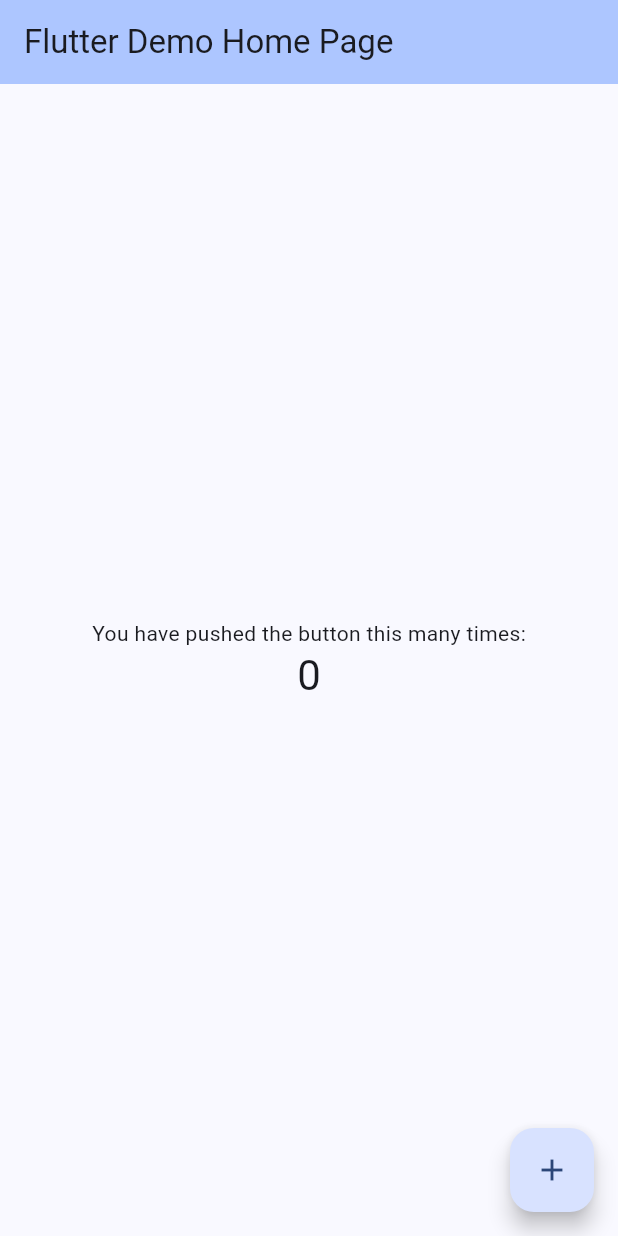
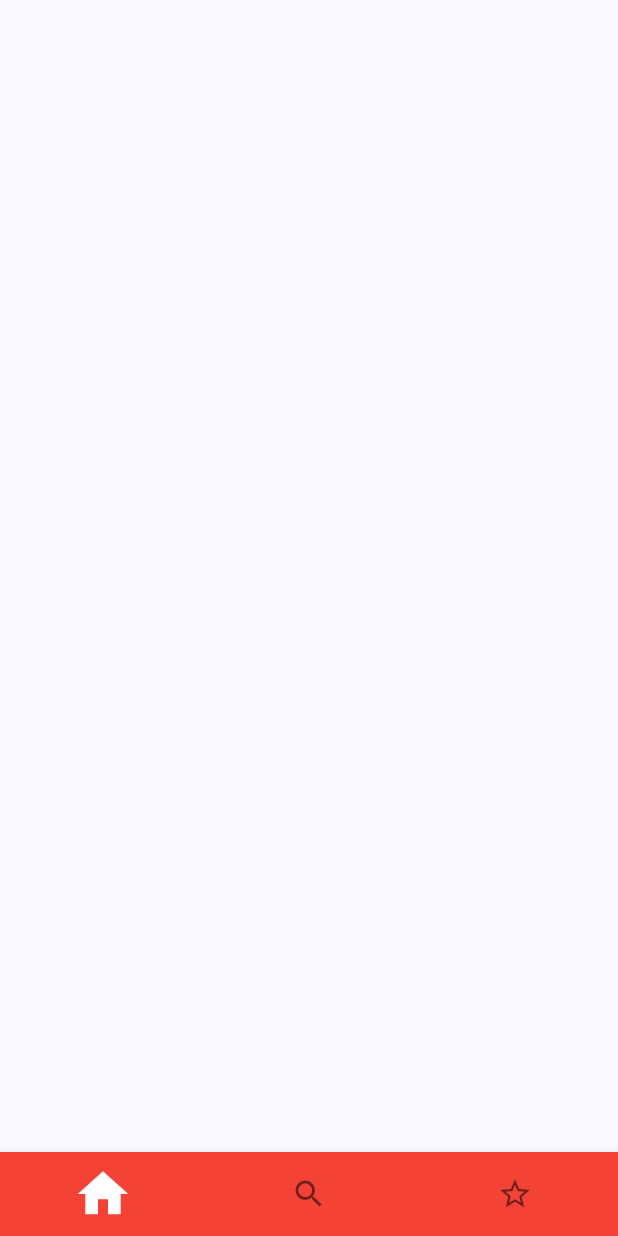
Before and after one commit to Julien-degardin/cours-flutter-4dig1, a Flutter app: the screen it shows after launch, on a phone screen of 412 x 824 dp. Run offline on Flutter 3.47's test engine with Material 2 defaults, Android fonts, the phone set to English and light mode, and no system bars.

Commit message:
Home page clean, affichage de la liste sur ListScreen, Navbar reutilisable

```diff
--- a/lib/main.dart
+++ b/lib/main.dart
@@ -1,3 +1,4 @@
+import 'package:cours_flutter/ui/screens/HomeScreen.dart';
 import 'package:flutter/material.dart';
 
 void main() {
@@ -30,97 +31,10 @@ class MyApp extends StatelessWidget {
         // tested with just a hot reload.
         colorScheme: ColorScheme.fromSeed(seedColor: Colors.blueAccent),
         useMaterial3: true,
+        splashColor: Colors.transparent
       ),
       debugShowCheckedModeBanner: false,
-      home: const MyHomePage(title: 'Flutter Demo Home Page'),
+      home: HomeScreen(),
     );
   }
 }
-
-class MyHomePage extends StatefulWidget {
-  const MyHomePage({super.key, required this.title});
-
-  // This widget is the home page of your application. It is stateful, meaning
-  // that it has a State object (defined below) that contains fields that affect
-  // how it looks.
-
-  // This class is the configuration for the state. It holds the values (in this
-  // case the title) provided by the parent (in this case the App widget) and
-  // used by the build method of the State. Fields in a Widget subclass are
-  // always marked "final".
-
-  final String title;
-
-  @override
-  State<MyHomePage> createState() => _MyHomePageState();
-}
-
-class _MyHomePageState extends State<MyHomePage> {
-  int _counter = 0;
-
-  void _incrementCounter() {
-    setState(() {
-      // This call to setState tells the Flutter framework that something has
-      // changed in this State, which causes it to rerun the build method below
-      // so that the display can reflect the updated values. If we changed
-      // _counter without calling setState(), then the build method would not be
-      // called again, and so nothing would appear to happen.
-      _counter++;
-    });
-  }
-
-  @override
-  Widget build(BuildContext context) {
-    // This method is rerun every time setState is called, for instance as done
-    // by the _incrementCounter method above.
-    //
-    // The Flutter framework has been optimized to make rerunning build methods
-    // fast, so that you can just rebuild anything that needs updating rather
-    // than having to individually change instances of widgets.
-    return Scaffold(
-      appBar: AppBar(
-        // TRY THIS: Try changing the color here to a specific color (to
-        // Colors.amber, perhaps?) and trigger a hot reload to see the AppBar
-        // change color while the other colors stay the same.
-        backgroundColor: Theme.of(context).colorScheme.inversePrimary,
-        // Here we take the value from the MyHomePage object that was created by
-        // the App.build method, and use it to set our appbar title.
-        title: Text(widget.title),
-      ),
-      body: Center(
-        // Center is a layout widget. It takes a single child and positions it
-        // in the middle of the parent.
-        child: Column(
-          // Column is also a layout widget. It takes a list of children and
-          // arranges them vertically. By default, it sizes itself to fit its
-          // children horizontally, and tries to be as tall as its parent.
-          //
-          // Column has various properties to control how it sizes itself and
-          // how it positions its children. Here we use mainAxisAlignment to
-          // center the children vertically; the main axis here is the vertical
-          // axis because Columns are vertical (the cross axis would be
-          // horizontal).
-          //
-          // TRY THIS: Invoke "debug painting" (choose the "Toggle Debug Paint"
-          // action in the IDE, or press "p" in the console), to see the
-          // wireframe for each widget.
-          mainAxisAlignment: MainAxisAlignment.center,
-          children: <Widget>[
-            const Text(
-              'You have pushed the button this many times:',
-            ),
-            Text(
-              '$_counter',
-              style: Theme.of(context).textTheme.headlineMedium,
-            ),
-          ],
-        ),
-      ),
-      floatingActionButton: FloatingActionButton(
-        onPressed: _incrementCounter,
-        tooltip: 'Increment',
-        child: const Icon(Icons.add),
-      ), // This trailing comma makes auto-formatting nicer for build methods.
-    );
-  }
-}
--- /dev/null
+++ b/lib/ui/screens/HomeScreen.dart
@@ -0,0 +1,44 @@
+
+import 'package:flutter/material.dart';
+
+import '../widgets/CustomBottomNavigationBar.dart';
+
+class HomeScreen extends StatefulWidget {
+  const HomeScreen({super.key});
+
+  State<HomeScreen> createState() => _HomeScreenState();
+}
+
+class _HomeScreenState extends State<HomeScreen> {
+  @override
+  Widget build(BuildContext context) {
+    // This method is rerun every time setState is called, for instance as done
+    // by the _incrementCounter method above.
+    //
+    // The Flutter framework has been optimized to make rerunning build methods
+    // fast, so that you can just rebuild anything that needs updating rather
+    // than having to individually change instances of widgets.
+    return Scaffold(
+      bottomNavigationBar: const CustomBottomNavigationBar(),
+      body: Center(
+        // Center is a layout widget. It takes a single child and positions it
+        // in the middle of the parent.
+        child: Column(
+          // Column is also a layout widget. It takes a list of children and
+          // arranges them vertically. By default, it sizes itself to fit its
+          // children horizontally, and tries to be as tall as its parent.
+          //
+          // Column has various properties to control how it sizes itself and
+          // how it positions its children. Here we use mainAxisAlignment to
+          // center the children vertically; the main axis here is the vertical
+          // axis because Columns are vertical (the cross axis would be
+          // horizontal).
+          //
+          // TRY THIS: Invoke "debug painting" (choose the "Toggle Debug Paint"
+          // action in the IDE, or press "p" in the console), to see the
+          // wireframe for each widget.
+        ),
+      ),
+    );
+  }
+}
--- /dev/null
+++ b/lib/ui/widgets/CustomBottomNavigationBar.dart
@@ -0,0 +1,53 @@
+import 'package:flutter/material.dart';
+
+class CustomBottomNavigationBar extends StatefulWidget {
+  const CustomBottomNavigationBar({Key? key}) : super(key: key);
+
+  @override
+  State<CustomBottomNavigationBar> createState() => _CustomBottomNavigationBarState();
+}
+
+class _CustomBottomNavigationBarState extends State<CustomBottomNavigationBar> {
+
+  int _selectedIndex = 0;
+
+  void _onItemTapped(int index) {
+    setState(() {
+      _selectedIndex = index;
+    });
+  }
+  Widget build(BuildContext context) {
+    return BottomNavigationBar(
+
+      // TRY THIS: Try changing the color here to a specific color (to
+      // Colors.amber, perhaps?) and trigger a hot reload to see the AppBar
+      // change color while the other colors stay the same.
+      backgroundColor: Colors.red,
+      // Here we take the value from the MyHomePage object that was created by
+      // the App.build method, and use it to set our appbar title.
+      selectedItemColor: Colors.amber[800],
+      showSelectedLabels: false,
+      showUnselectedLabels: false,
+      selectedFontSize: 0,
+      currentIndex: _selectedIndex,
+      onTap: _onItemTapped,
+      selectedIconTheme: const IconThemeData(color: Colors.white, size: 40),
+      selectedLabelStyle: const TextStyle(fontWeight: FontWeight.bold),
+      type: BottomNavigationBarType.fixed,
+      items: const <BottomNavigationBarItem>[
+        BottomNavigationBarItem(
+          icon: Icon(Icons.home),
+          label: 'Accueil',
+        ),
+        BottomNavigationBarItem(
+          icon: Icon(Icons.search),
+          label: 'Rechercher',
+        ),
+        BottomNavigationBarItem(
+          icon: Icon(Icons.star_border),
+          label: 'Favoris',
+        ),
+      ],
+    );
+  }
+}
--- a/pubspec.yaml
+++ b/pubspec.yaml
@@ -35,6 +35,7 @@ dependencies:
   # The following adds the Cupertino Icons font to your application.
   # Use with the CupertinoIcons class for iOS style icons.
   cupertino_icons: ^1.0.2
+  http: ^1.0.0
 
 dev_dependencies:
   flutter_test:
```
Also changed, not shown: lib/data/dataSource/remote/VlilleApi.dart (added, +19 -0 lines), lib/data/model/VlilleApiResponse.dart (added, +164 -0 lines), lib/ui/screens/ListScreen.dart (added, +40 -0 lines), pubspec.lock.
